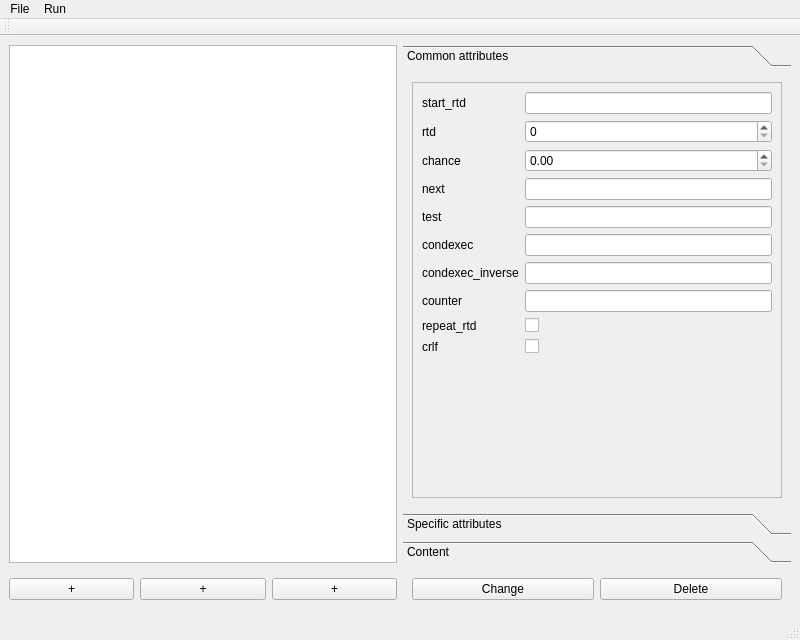
Above: gui/SIP-p-Draw.ui from KitKod/SIP-p-Draw-Client before the change. Below: the same form after it.
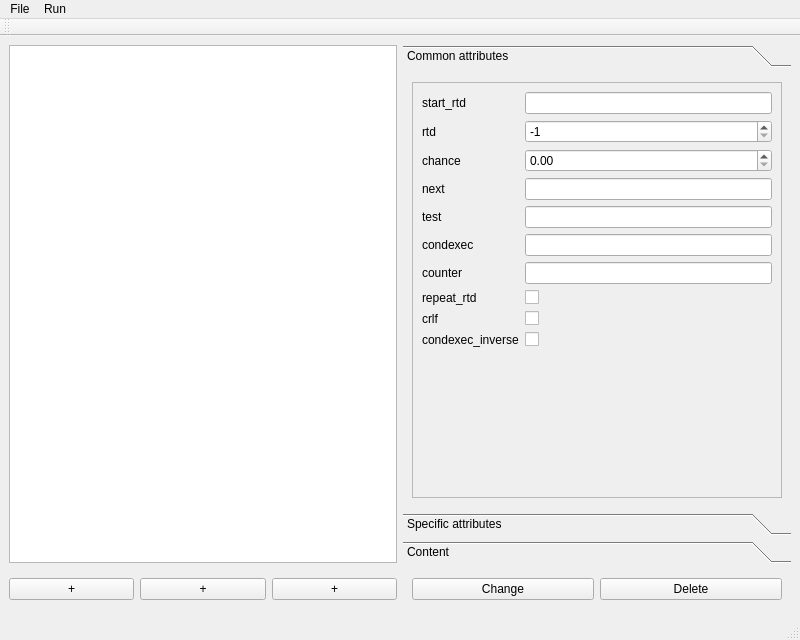
That is the form after the change. The open tabs and pages were chosen to show the change.

Commit message: Binds add recv cmd to show common attr

```diff
--- a/gui/SIP-p-Draw.ui
+++ b/gui/SIP-p-Draw.ui
@@ -84,7 +84,17 @@
              </widget>
             </item>
             <item row="1" column="1">
-             <widget class="QSpinBox" name="spinBox_8"/>
+             <widget class="QSpinBox" name="attr_com_rtd_spinBox">
+              <property name="minimum">
+               <number>-1</number>
+              </property>
+              <property name="value">
+               <number>-1</number>
+              </property>
+              <property name="displayIntegerBase">
+               <number>10</number>
+              </property>
+             </widget>
             </item>
             <item row="2" column="0">
              <widget class="QLabel" name="stab1Label_18">
@@ -124,27 +134,7 @@
              </widget>
             </item>
             <item row="5" column="1">
-             <widget class="QLineEdit" name="stab1LineEdit_19"/>
-            </item>
-            <item row="6" column="0">
-             <widget class="QLabel" name="stab1Label_20">
-              <property name="text">
-               <string>condexec_inverse</string>
-              </property>
-             </widget>
-            </item>
-            <item row="6" column="1">
-             <widget class="QLineEdit" name="stab1LineEdit_20"/>
-            </item>
-            <item row="7" column="0">
-             <widget class="QLabel" name="stab1Label_21">
-              <property name="text">
-               <string>counter</string>
-              </property>
-             </widget>
-            </item>
-            <item row="7" column="1">
-             <widget class="QLineEdit" name="stab1LineEdit_21"/>
+             <widget class="QLineEdit" name="attr_com_condexec_LineEdit"/>
             </item>
             <item row="8" column="0">
              <widget class="QLabel" name="stab1Label_14">
@@ -174,6 +164,30 @@
               </property>
              </widget>
             </item>
+            <item row="10" column="0">
+             <widget class="QLabel" name="stab1Label_20">
+              <property name="text">
+               <string>condexec_inverse</string>
+              </property>
+             </widget>
+            </item>
+            <item row="10" column="1">
+             <widget class="QCheckBox" name="attr_com_condexec_inverse_checkBox">
+              <property name="text">
+               <string/>
+              </property>
+             </widget>
+            </item>
+            <item row="6" column="0">
+             <widget class="QLabel" name="stab1Label_21">
+              <property name="text">
+               <string>counter</string>
+              </property>
+             </widget>
+            </item>
+            <item row="6" column="1">
+             <widget class="QLineEdit" name="attr_com_counter_LineEdit"/>
+            </item>
            </layout>
           </widget>
          </widget>
```
Left out of the diff: 14 changed lines with no effect on the pictures. The commit also changes 4 other files.
